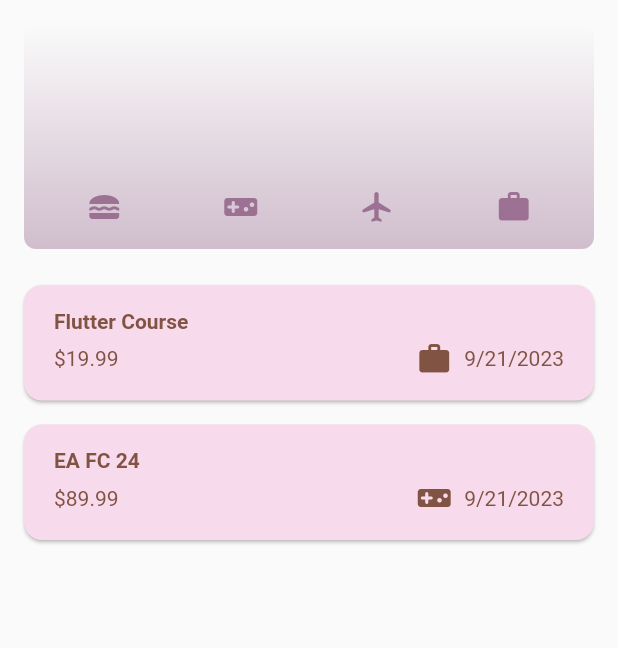
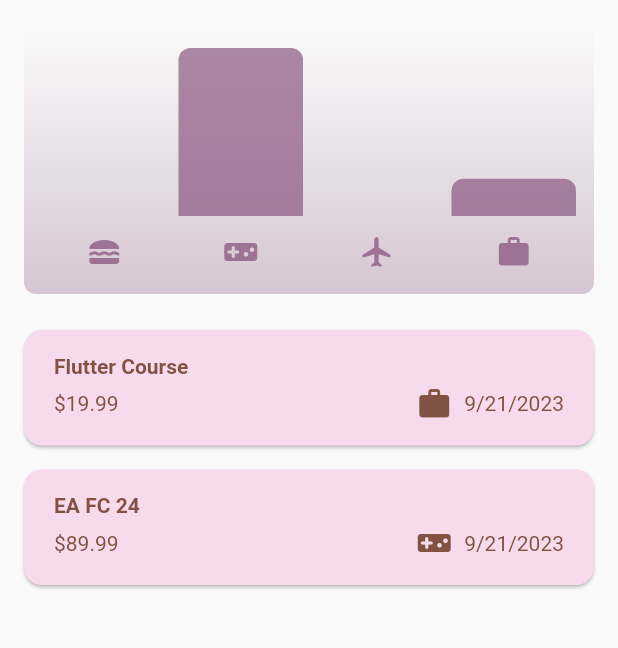
Before and after one commit to MrSty/expense-test, a Flutter app: the screen it shows after launch, on a phone screen of 412 x 824 dp, the part 84-732 px from its top. Run offline on Flutter 3.47's test engine with Material 2 defaults, Android fonts, the phone set to English and light mode, and no system bars.

Commit message:
second commit

```diff
--- a/lib/widgets/chart/chart.dart
+++ b/lib/widgets/chart/chart.dart
@@ -1,6 +1,7 @@
+import 'package:flutter/material.dart';
+
+import 'package:expenses_track/widgets/chart/chart_bar.dart';
 import 'package:expenses_track/models/expense.dart';
-import 'package:expenses_track/widgets/chart/chart_bar.dart';
-import 'package:flutter/material.dart';
 
 class Chart extends StatelessWidget {
   const Chart({super.key, required this.expenses});
@@ -12,18 +13,20 @@ class Chart extends StatelessWidget {
       ExpenseBucket.forCategory(expenses, Category.food),
       ExpenseBucket.forCategory(expenses, Category.leisure),
       ExpenseBucket.forCategory(expenses, Category.travel),
-      ExpenseBucket.forCategory(expenses, Category.work)
+      ExpenseBucket.forCategory(expenses, Category.work),
     ];
   }
 
   double get maxTotalExpense {
-    double max = 0;
-    for (var element in buckets) {
-      if (element.totalExpense > max) {
-        max = element.totalExpense;
+    double maxTotalExpense = 0;
+
+    for (final bucket in buckets) {
+      if (bucket.totalExpense > maxTotalExpense) {
+        maxTotalExpense = bucket.totalExpense;
       }
     }
-    return max;
+
+    return maxTotalExpense;
   }
 
   @override
@@ -33,16 +36,16 @@ class Chart extends StatelessWidget {
     return Container(
       margin: const EdgeInsets.all(16),
       padding: const EdgeInsets.symmetric(
+        vertical: 16,
         horizontal: 8,
-        vertical: 16,
       ),
       width: double.infinity,
-      height: 150,
+      height: 180,
       decoration: BoxDecoration(
         borderRadius: BorderRadius.circular(8),
         gradient: LinearGradient(
           colors: [
-            Theme.of(context).colorScheme.primary.withOpacity(0.35),
+            Theme.of(context).colorScheme.primary.withOpacity(0.3),
             Theme.of(context).colorScheme.primary.withOpacity(0.0)
           ],
           begin: Alignment.bottomCenter,
@@ -55,27 +58,24 @@ class Chart extends StatelessWidget {
             child: Row(
               crossAxisAlignment: CrossAxisAlignment.end,
               children: [
-                for (var bucket in buckets)
+                for (final bucket in buckets) // alternative to map()
                   ChartBar(
                     fill: bucket.totalExpense == 0
                         ? 0
                         : bucket.totalExpense / maxTotalExpense,
-                    isDarkMode: isDarkMode,
                   )
               ],
             ),
           ),
-          const SizedBox(
-            height: 13,
-          ),
+          const SizedBox(height: 12),
           Row(
             children: buckets
                 .map(
-                  (e) => Expanded(
+                  (bucket) => Expanded(
                     child: Padding(
-                      padding: const EdgeInsets.symmetric(horizontal: 5),
+                      padding: const EdgeInsets.symmetric(horizontal: 4),
                       child: Icon(
-                        categoryIcons[e.category],
+                        categoryIcons[bucket.category],
                         color: isDarkMode
                             ? Theme.of(context).colorScheme.secondary
                             : Theme.of(context)
--- a/lib/widgets/chart/chart_bar.dart
+++ b/lib/widgets/chart/chart_bar.dart
@@ -4,26 +4,27 @@ class ChartBar extends StatelessWidget {
   const ChartBar({
     super.key,
     required this.fill,
-    required this.isDarkMode,
   });
 
   final double fill;
-  final bool isDarkMode;
 
   @override
   Widget build(BuildContext context) {
+    final isDarkMode =
+        MediaQuery.of(context).platformBrightness == Brightness.dark;
     return Expanded(
       child: Padding(
         padding: const EdgeInsets.symmetric(horizontal: 4),
         child: FractionallySizedBox(
+          heightFactor: fill,
           child: DecoratedBox(
             decoration: BoxDecoration(
               shape: BoxShape.rectangle,
               borderRadius:
                   const BorderRadius.vertical(top: Radius.circular(8)),
               color: isDarkMode
-                  ? Theme.of(context).colorScheme.error
-                  : Theme.of(context).colorScheme.error.withOpacity(0.2),
+                  ? Theme.of(context).colorScheme.secondary
+                  : Theme.of(context).colorScheme.primary.withOpacity(0.65),
             ),
           ),
         ),
```
